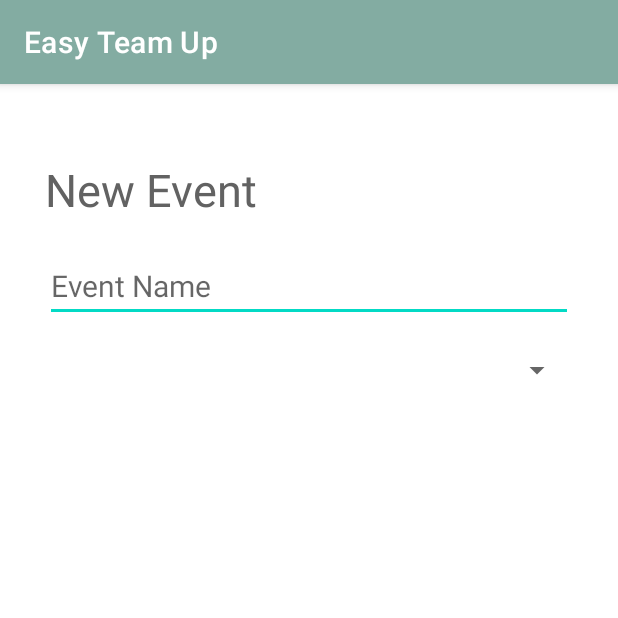
After one commit to sherrygao821/EasyTeamUp, an Android app: the CreateEvent screen opened directly, with no data from a screen before it, on a phone screen of 412 x 824 dp, the top half of it. The commit adds this screen. Run offline under Robolectric (Android 15) with nearby library versions, the phone set to English and light mode, and no system bars.

Commit message:
Created Initial New Event Page [dev-ui]

```diff
--- a/app/src/main/AndroidManifest.xml
+++ b/app/src/main/AndroidManifest.xml
@@ -10,6 +10,9 @@
         android:roundIcon="@mipmap/ic_launcher_round"
         android:supportsRtl="true"
         android:theme="@style/Theme.EasyTeamUp">
+        <activity
+            android:name=".CreateEvent"
+            android:exported="false" />
         <activity
             android:name=".SignUpPop"
             android:exported="false" />
@@ -27,8 +30,7 @@
         </activity>
         <activity
             android:name=".Login"
-            android:exported="false">
-        </activity>
+            android:exported="false"></activity>
     </application>
 
 </manifest>
--- /dev/null
+++ b/app/src/main/java/com/example/easyteamup/CreateEvent.java
@@ -0,0 +1,14 @@
+package com.example.easyteamup;
+
+import androidx.appcompat.app.AppCompatActivity;
+
+import android.os.Bundle;
+
+public class CreateEvent extends AppCompatActivity {
+
+    @Override
+    protected void onCreate(Bundle savedInstanceState) {
+        super.onCreate(savedInstanceState);
+        setContentView(R.layout.activity_create_event);
+    }
+}
--- /dev/null
+++ b/app/src/main/res/drawable/ic_baseline_arrow_drop_down.xml
@@ -0,0 +1,5 @@
+<vector android:height="24dp" android:tint="#626262"
+    android:viewportHeight="24" android:viewportWidth="24"
+    android:width="24dp" xmlns:android="http://schemas.android.com/apk/res/android">
+    <path android:fillColor="@android:color/white" android:pathData="M7,10l5,5 5,-5z"/>
+</vector>
--- /dev/null
+++ b/app/src/main/res/layout/activity_create_event.xml
@@ -0,0 +1,43 @@
+<?xml version="1.0" encoding="utf-8"?>
+<LinearLayout xmlns:android="http://schemas.android.com/apk/res/android"
+    xmlns:app="http://schemas.android.com/apk/res-auto"
+    xmlns:tools="http://schemas.android.com/tools"
+    android:layout_width="match_parent"
+    android:layout_height="match_parent"
+    tools:context=".CreateEvent"
+    android:layout_gravity="center"
+    android:orientation="vertical">
+
+    <TextView
+        android:layout_width="wrap_content"
+        android:layout_height="wrap_content"
+        android:layout_marginStart="30dp"
+        android:layout_marginEnd="30dp"
+        android:layout_marginTop="50dp"
+        android:text="@string/newEvent"
+        android:textColor="@color/font_grey"
+        android:textSize="30sp"/>
+
+    <EditText
+        android:id="@+id/newEvtName"
+        android:layout_width="match_parent"
+        android:layout_height="wrap_content"
+        android:hint="@string/evtName"
+        android:textColor="@color/font_grey"
+        android:textSize="20sp"
+        android:layout_marginTop="20dp"
+        android:layout_marginStart="30dp"
+        android:layout_marginEnd="30dp"
+        android:maxLines="1"
+        android:inputType="text" />
+
+    <Spinner
+        android:id="@+id/newEvtTypePicker"
+        android:layout_width="match_parent"
+        android:layout_height="wrap_content"
+        android:layout_marginTop="20dp"
+        android:layout_marginStart="30dp"
+        android:layout_marginEnd="30dp"
+        android:spinnerMode="dropdown"/>
+
+</LinearLayout>
--- a/app/src/main/res/layout/fragment_events.xml
+++ b/app/src/main/res/layout/fragment_events.xml
@@ -14,11 +14,13 @@
         android:dividerHeight="0dp" />
 
     <ImageView
+        android:id="@+id/addEventButton"
         android:layout_width="67dp"
         android:layout_height="67dp"
         android:layout_marginStart="300dp"
         android:layout_marginTop="450dp"
         android:background="@drawable/add_button_round_corners"
-        android:src="@drawable/ic_baseline_add" />
+        android:src="@drawable/ic_baseline_add"
+        android:clickable="true"/>
 
 </FrameLayout>
--- a/app/src/main/res/values/strings.xml
+++ b/app/src/main/res/values/strings.xml
@@ -12,4 +12,6 @@
     <string name='signup'>Sign Up For This Event</string>
     <string name="selectTimeSlots">Select All Time Slots That Suit You!</string>
     <string name="signupBut">Sign Up</string>
+    <string name="newEvent">New Event</string>
+    <string name="evtName">Event Name</string>
 </resources>
```
Also changed, not shown: app/src/main/java/com/example/easyteamup/EventDetail.java (+2 -7 lines), app/src/main/java/com/example/easyteamup/ui/Events.java (+20 -1 lines).
